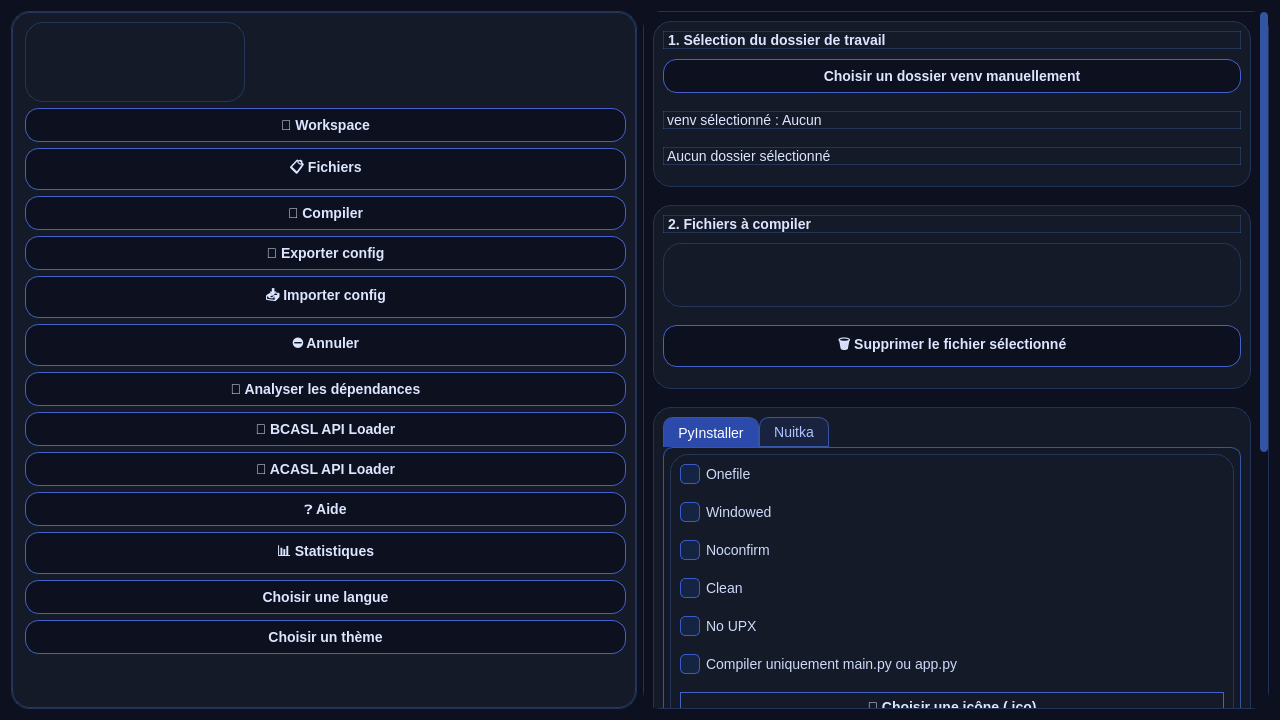
raidos23/PyCompiler_ARK, file ui/ui_design.ui: the form before one commit.
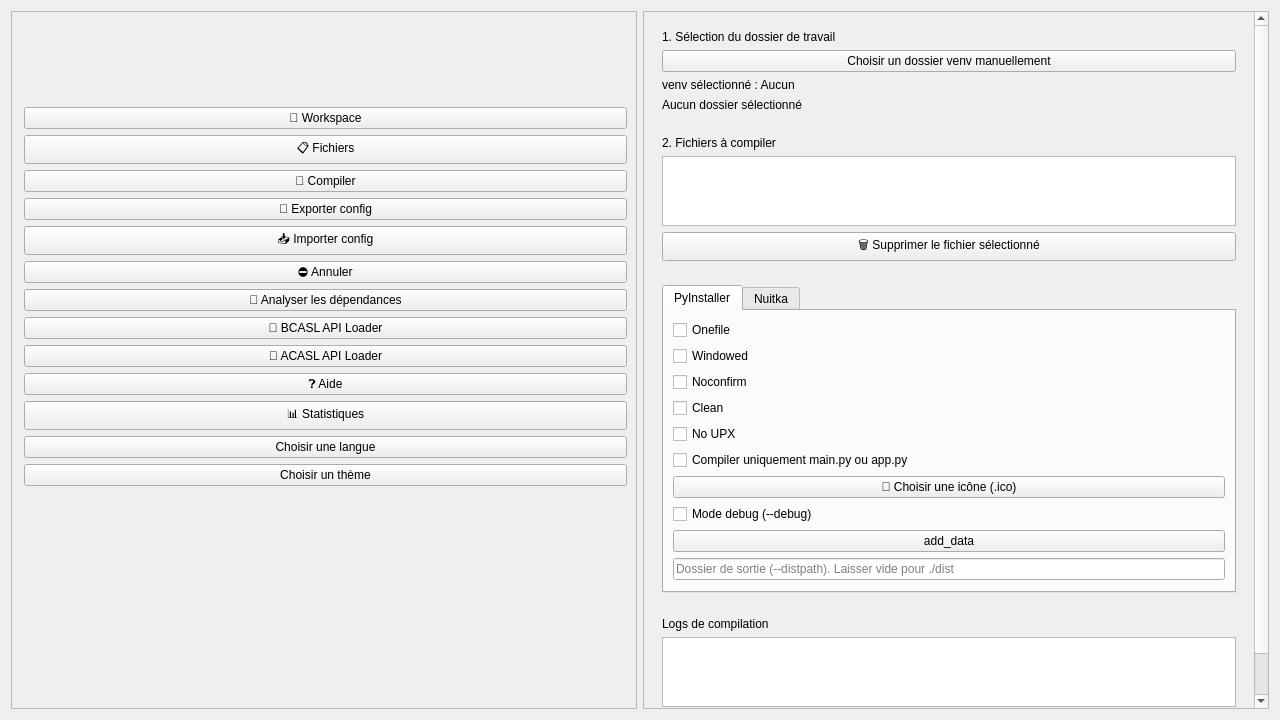
The form after the commit.

Commit message: ajout de la fonction i18n pour les plugins

Diff of the .ui file:
```diff
--- a/ui/ui_design.ui
+++ b/ui/ui_design.ui
@@ -10,179 +10,6 @@
     <height>720</height>
    </rect>
   </property>
-  <property name="styleSheet">
-   <string notr="true">/* === Base === */
-QWidget {
-    background-color: #0c101f;
-    color: #dce6ff;
-    font-family: 'Segoe UI', 'Montserrat', sans-serif;
-    font-size: 14px;
-}
-
-/* === Cartes (QFrame, QWidget personnalisés) === */
-QFrame {
-    background-color: rgba(20, 26, 40, 0.9);
-    border: 1px solid rgba(70, 120, 200, 0.3);
-    border-radius: 18px;
-}
-
-/* === Boutons néon bleus === */
-QPushButton {
-    background-color: qlineargradient(
-        spread:pad, x1:0, y1:0, x2:1, y2:1,
-        stop:0 #152040, stop:1 #1e3a7e
-    );
-    color: #dce6ff;
-    border: 1px solid #4561cc;
-    border-radius: 14px;
-    padding: 8px 20px;
-    font-weight: 600;
-    text-shadow: 0 0 6px #4a7dff;
-}
-
-QPushButton:hover {
-    background-color: qlineargradient(
-        spread:pad, x1:0, y1:0, x2:1, y2:1,
-        stop:0 #1c2c5a, stop:1 #2f51c4
-    );
-    border: 1px solid #5a85ff;
-    color: #e8efff;
-}
-
-QPushButton:pressed {
-    background-color: #17234a;
-}
-
-/* === Champs texte === */
-QLineEdit, QTextEdit, QPlainTextEdit {
-    background-color: #131a33;
-    border: 1px solid #3555a5;
-    border-radius: 12px;
-    padding: 6px 12px;
-    color: #e0e6f2;
-}
-
-QLineEdit:focus, QTextEdit:focus, QPlainTextEdit:focus {
-    border: 1px solid #5e90ff;
-    background-color: #192445;
-}
-
-/* === Combobox === */
-QComboBox {
-    background-color: #1a2344;
-    border: 1px solid #3555a5;
-    border-radius: 12px;
-    padding: 5px 10px;
-    color: #dce6ff;
-}
-
-QComboBox:hover {
-    border: 1px solid #5a85ff;
-}
-
-QComboBox::drop-down {
-    border: none;
-    background: transparent;
-}
-
-/* === CheckBox === */
-QCheckBox {
-    spacing: 6px;
-    color: #cddaf9;
-}
-
-QCheckBox::indicator {
-    width: 18px;
-    height: 18px;
-    border: 1px solid #3a5cc8;
-    background-color: #162444;
-    border-radius: 5px;
-}
-
-QCheckBox::indicator:checked {
-    background-color: #5a8eff;
-    box-shadow: 0 0 6px #6ca0ff;
-}
-
-/* === Labels === */
-QLabel {
-    color: #dce6ff;
-}
-
-/* === ScrollBar custom === */
-QScrollBar:vertical {
-    background-color: transparent;
-    width: 8px;
-    margin: 0px;
-}
-
-QScrollBar::handle:vertical {
-    background-color: #3254a2;
-    border-radius: 4px;
-    min-height: 20px;
-}
-
-QScrollBar::handle:vertical:hover {
-    background-color: #5e8cff;
-}
-
-QScrollBar::add-line:vertical,
-QScrollBar::sub-line:vertical {
-    height: 0px;
-}
-
-/* === TabWidget === */
-QTabWidget::pane {
-    border: 1px solid #3555a5;
-    border-radius: 10px;
-    padding: 6px;
-    background-color: rgba(18, 24, 39, 0.7);
-}
-
-QTabBar::tab {
-    background: #192340;
-    border: 1px solid #3555a5;
-    padding: 6px 14px;
-    border-top-left-radius: 10px;
-    border-top-right-radius: 10px;
-    color: #b0c4ff;
-}
-
-QTabBar::tab:selected {
-    background: #2b4aac;
-    color: #ffffff;
-    border-bottom: none;
-}
-
-/* === Tooltips === */
-QToolTip {
-    background-color: #1a2544;
-    color: #eaf1ff;
-    border: 1px solid #4a74c7;
-    padding: 4px;
-    border-radius: 6px;
-}
-
-/* === Désactivation visible === */
-QPushButton:disabled {
-    background-color: #222b44;
-    color: #7a8bbd;
-    border: 1px solid #3a4a6a;
-}
-QCheckBox:disabled {
-    color: #7a8bbd;
-}
-QCheckBox::indicator:disabled {
-    background-color: #232b3c;
-    border: 1px solid #3a4a6a;
-}
-QLineEdit:disabled, QTextEdit:disabled {
-    background-color: #181e2e;
-    color: #7a8bbd;
-    border: 1px solid #2a3550;
-}
-</string>
-  </property>
   <layout class="QHBoxLayout" name="mainLayout">
    <item>
     <widget class="QScrollArea" name="sidebarScrollArea">
@@ -233,179 +60,6 @@
        </item>
        <item>
         <widget class="QPushButton" name="btn_select_files">
-         <property name="styleSheet">
-          <string notr="true">/* === Base === */
-QWidget {
-    background-color: #0c101f;
-    color: #dce6ff;
-    font-family: 'Segoe UI', 'Montserrat', sans-serif;
-    font-size: 14px;
-}
-
-/* === Cartes (QFrame, QWidget personnalisés) === */
-QFrame {
-    background-color: rgba(20, 26, 40, 0.9);
-    border: 1px solid rgba(70, 120, 200, 0.3);
-    border-radius: 18px;
-}
-
-/* === Boutons néon bleus === */
-QPushButton {
-    background-color: qlineargradient(
-        spread:pad, x1:0, y1:0, x2:1, y2:1,
-        stop:0 #152040, stop:1 #1e3a7e
-    );
-    color: #dce6ff;
-    border: 1px solid #4561cc;
-    border-radius: 14px;
-    padding: 8px 20px;
-    font-weight: 600;
-    text-shadow: 0 0 6px #4a7dff;
-}
-
-QPushButton:hover {
-    background-color: qlineargradient(
-        spread:pad, x1:0, y1:0, x2:1, y2:1,
-        stop:0 #1c2c5a, stop:1 #2f51c4
-    );
-    border: 1px solid #5a85ff;
-    color: #e8efff;
-}
-
-QPushButton:pressed {
-    background-color: #17234a;
-}
-
-/* === Champs texte === */
-QLineEdit, QTextEdit, QPlainTextEdit {
-    background-color: #131a33;
-    border: 1px solid #3555a5;
-    border-radius: 12px;
-    padding: 6px 12px;
-    color: #e0e6f2;
-}
-
-QLineEdit:focus, QTextEdit:focus, QPlainTextEdit:focus {
-    border: 1px solid #5e90ff;
-    background-color: #192445;
-}
-
-/* === Combobox === */
-QComboBox {
-    background-color: #1a2344;
-    border: 1px solid #3555a5;
-    border-radius: 12px;
-    padding: 5px 10px;
-    color: #dce6ff;
-}
-
-QComboBox:hover {
-    border: 1px solid #5a85ff;
-}
-
-QComboBox::drop-down {
-    border: none;
-    background: transparent;
-}
-
-/* === CheckBox === */
-QCheckBox {
-    spacing: 6px;
-    color: #cddaf9;
-}
-
-QCheckBox::indicator {
-    width: 18px;
-    height: 18px;
-    border: 1px solid #3a5cc8;
-    background-color: #162444;
-    border-radius: 5px;
-}
-
-QCheckBox::indicator:checked {
-    background-color: #5a8eff;
-    box-shadow: 0 0 6px #6ca0ff;
-}
-
-/* === Labels === */
-QLabel {
-    color: #dce6ff;
-}
-
-/* === ScrollBar custom === */
-QScrollBar:vertical {
-    background-color: transparent;
-    width: 8px;
-    margin: 0px;
-}
-
-QScrollBar::handle:vertical {
-    background-color: #3254a2;
-    border-radius: 4px;
-    min-height: 20px;
-}
-
-QScrollBar::handle:vertical:hover {
-    background-color: #5e8cff;
-}
-
-QScrollBar::add-line:vertical,
-QScrollBar::sub-line:vertical {
-    height: 0px;
-}
-
-/* === TabWidget === */
-QTabWidget::pane {
-    border: 1px solid #3555a5;
-    border-radius: 10px;
-    padding: 6px;
-    background-color: rgba(18, 24, 39, 0.7);
-}
-
-QTabBar::tab {
-    background: #192340;
-    border: 1px solid #3555a5;
-    padding: 6px 14px;
-    border-top-left-radius: 10px;
-    border-top-right-radius: 10px;
-    color: #b0c4ff;
-}
-
-QTabBar::tab:selected {
-    background: #2b4aac;
-    color: #ffffff;
-    border-bottom: none;
-}
-
-/* === Tooltips === */
-QToolTip {
-    background-color: #1a2544;
-    color: #eaf1ff;
-    border: 1px solid #4a74c7;
-    padding: 4px;
-    border-radius: 6px;
-}
-
-/* === Désactivation visible === */
-QPushButton:disabled {
-    background-color: #222b44;
-    color: #7a8bbd;
-    border: 1px solid #3a4a6a;
-}
-QCheckBox:disabled {
-    color: #7a8bbd;
-}
-QCheckBox::indicator:disabled {
-    background-color: #232b3c;
-    border: 1px solid #3a4a6a;
-}
-QLineEdit:disabled, QTextEdit:disabled {
-    background-color: #181e2e;
-    color: #7a8bbd;
-    border: 1px solid #2a3550;
-}
-</string>
-         </property>
          <property name="text">
           <string>📋 Fichiers</string>
          </property>
@@ -507,179 +161,6 @@
    </item>
    <item>
     <widget class="QScrollArea" name="dashboardScrollArea">
-     <property name="styleSheet">
-      <string notr="true">/* === Base === */
-QWidget {
-    background-color: #0c101f;
-    color: #dce6ff;
-    font-family: 'Segoe UI', 'Montserrat', sans-serif;
-    font-size: 14px;
-}
-
-/* === Cartes (QFrame, QWidget personnalisés) === */
-QFrame {
-    background-color: rgba(20, 26, 40, 0.9);
-    border: 1px solid rgba(70, 120, 200, 0.3);
-    border-radius: 18px;
-}
-
-/* === Boutons néon bleus === */
-QPushButton {
-    background-color: qlineargradient(
-        spread:pad, x1:0, y1:0, x2:1, y2:1,
-        stop:0 #152040, stop:1 #1e3a7e
-    );
-    color: #dce6ff;
-    border: 1px solid #4561cc;
-    border-radius: 14px;
-    padding: 8px 20px;
-    font-weight: 600;
-    text-shadow: 0 0 6px #4a7dff;
-}
-
-QPushButton:hover {
-    background-color: qlineargradient(
-        spread:pad, x1:0, y1:0, x2:1, y2:1,
-        stop:0 #1c2c5a, stop:1 #2f51c4
-    );
-    border: 1px solid #5a85ff;
-    color: #e8efff;
-}
-
-QPushButton:pressed {
-    background-color: #17234a;
-}
-
-/* === Champs texte === */
-QLineEdit, QTextEdit, QPlainTextEdit {
-    background-color: #131a33;
-    border: 1px solid #3555a5;
-    border-radius: 12px;
-    padding: 6px 12px;
-    color: #e0e6f2;
-}
-
-QLineEdit:focus, QTextEdit:focus, QPlainTextEdit:focus {
-    border: 1px solid #5e90ff;
-    background-color: #192445;
-}
-
-/* === Combobox === */
-QComboBox {
-    background-color: #1a2344;
-    border: 1px solid #3555a5;
-    border-radius: 12px;
-    padding: 5px 10px;
-    color: #dce6ff;
-}
-
-QComboBox:hover {
-    border: 1px solid #5a85ff;
-}
-
-QComboBox::drop-down {
-    border: none;
-    background: transparent;
-}
-
-/* === CheckBox === */
-QCheckBox {
-    spacing: 6px;
-    color: #cddaf9;
-}
-
-QCheckBox::indicator {
-    width: 18px;
-    height: 18px;
-    border: 1px solid #3a5cc8;
-    background-color: #162444;
-    border-radius: 5px;
-}
-
-QCheckBox::indicator:checked {
-    background-color: #5a8eff;
-    box-shadow: 0 0 6px #6ca0ff;
-}
-
-/* === Labels === */
-QLabel {
-    color: #dce6ff;
-}
-
-/* === ScrollBar custom === */
-QScrollBar:vertical {
-    background-color: transparent;
-    width: 8px;
-    margin: 0px;
-}
-
-QScrollBar::handle:vertical {
-    background-color: #3254a2;
-    border-radius: 4px;
-    min-height: 20px;
-}
-
-QScrollBar::handle:vertical:hover {
-    background-color: #5e8cff;
-}
-
-QScrollBar::add-line:vertical,
-QScrollBar::sub-line:vertical {
-    height: 0px;
-}
-
-/* === TabWidget === */
-QTabWidget::pane {
-    border: 1px solid #3555a5;
-    border-radius: 10px;
-    padding: 6px;
-    background-color: rgba(18, 24, 39, 0.7);
-}
-
-QTabBar::tab {
-    background: #192340;
-    border: 1px solid #3555a5;
-    padding: 6px 14px;
-    border-top-left-radius: 10px;
-    border-top-right-radius: 10px;
-    color: #b0c4ff;
-}
-
-QTabBar::tab:selected {
-    background: #2b4aac;
-    color: #ffffff;
-    border-bottom: none;
-}
-
-/* === Tooltips === */
-QToolTip {
-    background-color: #1a2544;
-    color: #eaf1ff;
-    border: 1px solid #4a74c7;
-    padding: 4px;
-    border-radius: 6px;
-}
-
-/* === Désactivation visible === */
-QPushButton:disabled {
-    background-color: #222b44;
-    color: #7a8bbd;
-    border: 1px solid #3a4a6a;
-}
-QCheckBox:disabled {
-    color: #7a8bbd;
-}
-QCheckBox::indicator:disabled {
-    background-color: #232b3c;
-    border: 1px solid #3a4a6a;
-}
-QLineEdit:disabled, QTextEdit:disabled {
-    background-color: #181e2e;
-    color: #7a8bbd;
-    border: 1px solid #2a3550;
-}
-</string>
-     </property>
      <property name="widgetResizable">
       <bool>true</bool>
      </property>
@@ -695,18 +176,12 @@
       <layout class="QVBoxLayout" name="contentLayout">
        <item>
         <widget class="QFrame" name="frame_workspace">
-         <property name="styleSheet">
-          <string notr="true">background: rgba(20,26,40,0.95); border-radius: 18px; margin-bottom: 12px;</string>
-         </property>
          <property name="frameShape">
           <enum>QFrame::Shape::NoFrame</enum>
          </property>
          <layout class="QVBoxLayout" name="layout_workspace">
           <item>
            <widget class="QLabel" name="label_workspace_section">
-            <property name="styleSheet">
-             <string notr="true">font-weight: 600; margin-bottom: 4px;</string>
-            </property>
             <property name="text">
              <string>1. Sélection du dossier de travail</string>
             </property>
@@ -714,179 +189,6 @@
           </item>
           <item>
            <widget class="QPushButton" name="venv_button">
-            <property name="styleSheet">
-             <string notr="true">/* === Base === */
-QWidget {
-    background-color: #0c101f;
-    color: #dce6ff;
-    font-family: 'Segoe UI', 'Montserrat', sans-serif;
-    font-size: 14px;
-}
-
-/* === Cartes (QFrame, QWidget personnalisés) === */
-QFrame {
-    background-color: rgba(20, 26, 40, 0.9);
-    border: 1px solid rgba(70, 120, 200, 0.3);
-    border-radius: 18px;
-}
-
-/* === Boutons néon bleus === */
-QPushButton {
-    background-color: qlineargradient(
-        spread:pad, x1:0, y1:0, x2:1, y2:1,
-        stop:0 #152040, stop:1 #1e3a7e
-    );
-    color: #dce6ff;
-    border: 1px solid #4561cc;
-    border-radius: 14px;
-    padding: 8px 20px;
-    font-weight: 600;
-    text-shadow: 0 0 6px #4a7dff;
-}
-
-QPushButton:hover {
-    background-color: qlineargradient(
-        spread:pad, x1:0, y1:0, x2:1, y2:1,
-        stop:0 #1c2c5a, stop:1 #2f51c4
-    );
-    border: 1px solid #5a85ff;
-    color: #e8efff;
-}
-
-QPushButton:pressed {
-    background-color: #17234a;
-}
-
-/* === Champs texte === */
-QLineEdit, QTextEdit, QPlainTextEdit {
-    background-color: #131a33;
-    border: 1px solid #3555a5;
-    border-radius: 12px;
-    padding: 6px 12px;
-    color: #e0e6f2;
-}
-
-QLineEdit:focus, QTextEdit:focus, QPlainTextEdit:focus {
-    border: 1px solid #5e90ff;
-    background-color: #192445;
-}
-
-/* === Combobox === */
-QComboBox {
-    background-color: #1a2344;
-    border: 1px solid #3555a5;
-    border-radius: 12px;
-    padding: 5px 10px;
-    color: #dce6ff;
-}
-
-QComboBox:hover {
-    border: 1px solid #5a85ff;
-}
-
-QComboBox::drop-down {
-    border: none;
-    background: transparent;
-}
-
-/* === CheckBox === */
-QCheckBox {
-    spacing: 6px;
-    color: #cddaf9;
-}
-
-QCheckBox::indicator {
-    width: 18px;
-    height: 18px;
-    border: 1px solid #3a5cc8;
-    background-color: #162444;
-    border-radius: 5px;
-}
-
-QCheckBox::indicator:checked {
-    background-color: #5a8eff;
-    box-shadow: 0 0 6px #6ca0ff;
-}
-
-/* === Labels === */
-QLabel {
-    color: #dce6ff;
-}
-
-/* === ScrollBar custom === */
-QScrollBar:vertical {
-    background-color: transparent;
-    width: 8px;
-    margin: 0px;
-}
-
-QScrollBar::handle:vertical {
-    background-color: #3254a2;
-    border-radius: 4px;
-    min-height: 20px;
-}
-
-QScrollBar::handle:vertical:hover {
-    background-color: #5e8cff;
-}
-
-QScrollBar::add-line:vertical,
-QScrollBar::sub-line:vertical {
-    height: 0px;
-}
-
-/* === TabWidget === */
-QTabWidget::pane {
-    border: 1px solid #3555a5;
-    border-radius: 10px;
-    padding: 6px;
-    background-color: rgba(18, 24, 39, 0.7);
-}
-
-QTabBar::tab {
-    background: #192340;
-    border: 1px solid #3555a5;
-    padding: 6px 14px;
-    border-top-left-radius: 10px;
-    border-top-right-radius: 10px;
-    color: #b0c4ff;
-}
-
-QTabBar::tab:selected {
-    background: #2b4aac;
-    color: #ffffff;
-    border-bottom: none;
-}
-
-/* === Tooltips === */
-QToolTip {
-    background-color: #1a2544;
-    color: #eaf1ff;
-    border: 1px solid #4a74c7;
-    padding: 4px;
-    border-radius: 6px;
-}
-
-/* === Désactivation visible === */
-QPushButton:disabled {
-    background-color: #222b44;
-    color: #7a8bbd;
-    border: 1px solid #3a4a6a;
-}
-QCheckBox:disabled {
-    color: #7a8bbd;
-}
-QCheckBox::indicator:disabled {
-    background-color: #232b3c;
-    border: 1px solid #3a4a6a;
-}
-QLineEdit:disabled, QTextEdit:disabled {
-    background-color: #181e2e;
-    color: #7a8bbd;
-    border: 1px solid #2a3550;
-}
-</string>
-            </property>
             <property name="text">
              <string>Choisir un dossier venv manuellement</string>
             </property>
@@ -911,18 +213,12 @@
        </item>
        <item>
         <widget class="QFrame" name="frame_files">
-         <property name="styleSheet">
-          <string notr="true">background: rgba(20,26,40,0.95); border-radius: 18px; margin-bottom: 12px;</string>
-         </property>
          <property name="frameShape">
           <enum>QFrame::Shape::NoFrame</enum>
          </property>
          <layout class="QVBoxLayout" name="layout_files">
           <item>
            <widget class="QLabel" name="label_files_section">
-            <property name="styleSheet">
-             <string notr="true">font-weight: 600; margin-bottom: 4px;</string>
-            </property>
             <property name="text">
              <string>2. Fichiers à compiler</string>
             </property>
@@ -933,179 +229,6 @@
           </item>
           <item>
            <widget class="QPushButton" name="btn_remove_file">
-            <property name="styleSheet">
-             <string notr="true">/* === Base === */
-QWidget {
-    background-color: #0c101f;
-    color: #dce6ff;
-    font-family: 'Segoe UI', 'Montserrat', sans-serif;
-    font-size: 14px;
-}
-
-/* === Cartes (QFrame, QWidget personnalisés) === */
-QFrame {
-    background-color: rgba(20, 26, 40, 0.9);
-    border: 1px solid rgba(70, 120, 200, 0.3);
-    border-radius: 18px;
-}
-
-/* === Boutons néon bleus === */
-QPushButton {
-    background-color: qlineargradient(
-        spread:pad, x1:0, y1:0, x2:1, y2:1,
-        stop:0 #152040, stop:1 #1e3a7e
-    );
-    color: #dce6ff;
-    border: 1px solid #4561cc;
-    border-radius: 14px;
-    padding: 8px 20px;
-    font-weight: 600;
-    text-shadow: 0 0 6px #4a7dff;
-}
-
-QPushButton:hover {
-    background-color: qlineargradient(
-        spread:pad, x1:0, y1:0, x2:1, y2:1,
-        stop:0 #1c2c5a, stop:1 #2f51c4
-    );
-    border: 1px solid #5a85ff;
-    color: #e8efff;
-}
-
-QPushButton:pressed {
-    background-color: #17234a;
-}
-
-/* === Champs texte === */
-QLineEdit, QTextEdit, QPlainTextEdit {
-    background-color: #131a33;
-    border: 1px solid #3555a5;
-    border-radius: 12px;
-    padding: 6px 12px;
-    color: #e0e6f2;
-}
-
-QLineEdit:focus, QTextEdit:focus, QPlainTextEdit:focus {
-    border: 1px solid #5e90ff;
-    background-color: #192445;
-}
-
-/* === Combobox === */
-QComboBox {
-    background-color: #1a2344;
-    border: 1px solid #3555a5;
-    border-radius: 12px;
-    padding: 5px 10px;
-    color: #dce6ff;
-}
-
-QComboBox:hover {
-    border: 1px solid #5a85ff;
-}
-
-QComboBox::drop-down {
-    border: none;
-    background: transparent;
-}
-
-/* === CheckBox === */
-QCheckBox {
-    spacing: 6px;
-    color: #cddaf9;
-}
-
-QCheckBox::indicator {
-    width: 18px;
-    height: 18px;
-    border: 1px solid #3a5cc8;
-    background-color: #162444;
-    border-radius: 5px;
-}
-
-QCheckBox::indicator:checked {
-    background-color: #5a8eff;
-    box-shadow: 0 0 6px #6ca0ff;
-}
-
-/* === Labels === */
-QLabel {
-    color: #dce6ff;
-}
-
-/* === ScrollBar custom === */
-QScrollBar:vertical {
-    background-color: transparent;
-    width: 8px;
-    margin: 0px;
-}
-
-QScrollBar::handle:vertical {
-    background-color: #3254a2;
-    border-radius: 4px;
-    min-height: 20px;
-}
-
-QScrollBar::handle:vertical:hover {
-    background-color: #5e8cff;
-}
-
-QScrollBar::add-line:vertical,
-QScrollBar::sub-line:vertical {
-    height: 0px;
-}
-
-/* === TabWidget === */
-QTabWidget::pane {
-    border: 1px solid #3555a5;
-    border-radius: 10px;
-    padding: 6px;
-    background-color: rgba(18, 24, 39, 0.7);
-}
-
-QTabBar::tab {
-    background: #192340;
-    border: 1px solid #3555a5;
-    padding: 6px 14px;
-    border-top-left-radius: 10px;
-    border-top-right-radius: 10px;
-    color: #b0c4ff;
-}
-
-QTabBar::tab:selected {
-    background: #2b4aac;
-    color: #ffffff;
-    border-bottom: none;
-}
-
-/* === Tooltips === */
-QToolTip {
-    background-color: #1a2544;
-    color: #eaf1ff;
-    border: 1px solid #4a74c7;
-    padding: 4px;
-    border-radius: 6px;
-}
-
-/* === Désactivation visible === */
-QPushButton:disabled {
-    background-color: #222b44;
-    color: #7a8bbd;
-    border: 1px solid #3a4a6a;
-}
-QCheckBox:disabled {
-    color: #7a8bbd;
-}
-QCheckBox::indicator:disabled {
-    background-color: #232b3c;
-    border: 1px solid #3a4a6a;
-}
-QLineEdit:disabled, QTextEdit:disabled {
-    background-color: #181e2e;
-    color: #7a8bbd;
-    border: 1px solid #2a3550;
-}
-</string>
-            </property>
             <property name="text">
              <string>🗑️ Supprimer le fichier sélectionné</string>
             </property>
@@ -1116,9 +239,6 @@
        </item>
        <item>
         <widget class="QFrame" name="frame_options">
-         <property name="styleSheet">
-          <string notr="true">background: rgba(20,26,40,0.95); border-radius: 18px; margin-bottom: 12px;</string>
-         </property>
          <property name="frameShape">
           <enum>QFrame::Shape::NoFrame</enum>
          </property>
@@ -1201,179 +321,6 @@
                <layout class="QHBoxLayout" name="outputDirLayout">
                 <item>
                  <widget class="QLineEdit" name="output_dir_input">
-                  <property name="styleSheet">
-                   <string notr="true">/* === Base === */
-QWidget {
-    background-color: #0c101f;
-    color: #dce6ff;
-    font-family: 'Segoe UI', 'Montserrat', sans-serif;
-    font-size: 14px;
-}
-
-/* === Cartes (QFrame, QWidget personnalisés) === */
-QFrame {
-    background-color: rgba(20, 26, 40, 0.9);
-    border: 1px solid rgba(70, 120, 200, 0.3);
-    border-radius: 18px;
-}
-
-/* === Boutons néon bleus === */
-QPushButton {
-    background-color: qlineargradient(
-        spread:pad, x1:0, y1:0, x2:1, y2:1,
-        stop:0 #152040, stop:1 #1e3a7e
-    );
-    color: #dce6ff;
-    border: 1px solid #4561cc;
-    border-radius: 14px;
-    padding: 8px 20px;
-    font-weight: 600;
-    text-shadow: 0 0 6px #4a7dff;
-}
-
-QPushButton:hover {
-    background-color: qlineargradient(
-        spread:pad, x1:0, y1:0, x2:1, y2:1,
-        stop:0 #1c2c5a, stop:1 #2f51c4
-    );
-    border: 1px solid #5a85ff;
-    color: #e8efff;
-}
-
-QPushButton:pressed {
-    background-color: #17234a;
-}
-
-/* === Champs texte === */
-QLineEdit, QTextEdit, QPlainTextEdit {
-    background-color: #131a33;
-    border: 1px solid #3555a5;
-    border-radius: 12px;
-    padding: 6px 12px;
-    color: #e0e6f2;
-}
-
-QLineEdit:focus, QTextEdit:focus, QPlainTextEdit:focus {
-    border: 1px solid #5e90ff;
-    background-color: #192445;
-}
-
-/* === Combobox === */
-QComboBox {
-    background-color: #1a2344;
-    border: 1px solid #3555a5;
-    border-radius: 12px;
-    padding: 5px 10px;
-    color: #dce6ff;
-}
-
-QComboBox:hover {
-    border: 1px solid #5a85ff;
-}
-
-QComboBox::drop-down {
-    border: none;
-    background: transparent;
-}
-
-/* === CheckBox === */
-QCheckBox {
-    spacing: 6px;
-    color: #cddaf9;
-}
-
-QCheckBox::indicator {
-    width: 18px;
-    height: 18px;
-    border: 1px solid #3a5cc8;
-    background-color: #162444;
-    border-radius: 5px;
-}
-
-QCheckBox::indicator:checked {
-    background-color: #5a8eff;
-    box-shadow: 0 0 6px #6ca0ff;
-}
-
-/* === Labels === */
-QLabel {
-    color: #dce6ff;
-}
-
-/* === ScrollBar custom === */
-QScrollBar:vertical {
-    background-color: transparent;
-    width: 8px;
-    margin: 0px;
-}
-
-QScrollBar::handle:vertical {
-    background-color: #3254a2;
-    border-radius: 4px;
-    min-height: 20px;
-}
-
-QScrollBar::handle:vertical:hover {
-    background-color: #5e8cff;
-}
-
-QScrollBar::add-line:vertical,
-QScrollBar::sub-line:vertical {
-    height: 0px;
-}
-
-/* === TabWidget === */
-QTabWidget::pane {
-    border: 1px solid #3555a5;
-    border-radius: 10px;
-    padding: 6px;
-    background-color: rgba(18, 24, 39, 0.7);
-}
-
-QTabBar::tab {
-    background: #192340;
-    border: 1px solid #3555a5;
-    padding: 6px 14px;
-    border-top-left-radius: 10px;
-    border-top-right-radius: 10px;
-    color: #b0c4ff;
-}
-
-QTabBar::tab:selected {
-    background: #2b4aac;
-    color: #ffffff;
-    border-bottom: none;
-}
-
-/* === Tooltips === */
-QToolTip {
-    background-color: #1a2544;
-    color: #eaf1ff;
-    border: 1px solid #4a74c7;
-    padding: 4px;
-    border-radius: 6px;
-}
-
-/* === Désactivation visible === */
-QPushButton:disabled {
-    background-color: #222b44;
-    color: #7a8bbd;
-    border: 1px solid #3a4a6a;
-}
-QCheckBox:disabled {
-    color: #7a8bbd;
-}
-QCheckBox::indicator:disabled {
-    background-color: #232b3c;
-    border: 1px solid #3a4a6a;
-}
-QLineEdit:disabled, QTextEdit:disabled {
-    background-color: #181e2e;
-    color: #7a8bbd;
-    border: 1px solid #2a3550;
-}
-</string>
-                  </property>
                   <property name="placeholderText">
                    <string>Dossier de sortie (--distpath). Laisser vide pour ./dist</string>
                   </property>
@@ -1446,18 +393,12 @@
        </item>
        <item>
         <widget class="QFrame" name="frame_logs">
-         <property name="styleSheet">
-          <string notr="true">background: rgba(20,26,40,0.95); border-radius: 18px; margin-bottom: 12px;</string>
-         </property>
          <property name="frameShape">
           <enum>QFrame::Shape::NoFrame</enum>
          </property>
          <layout class="QVBoxLayout" name="layout_logs">
           <item>
            <widget class="QLabel" name="label_logs_section">
-            <property name="styleSheet">
-             <string notr="true">font-style: italic; color: #7faaff; margin-bottom: 4px;</string>
-            </property>
             <property name="text">
              <string>Logs de compilation</string>
             </property>
```
Left out of the diff: 7 changed lines with no effect on the pictures. The commit also changes 2 other files.
